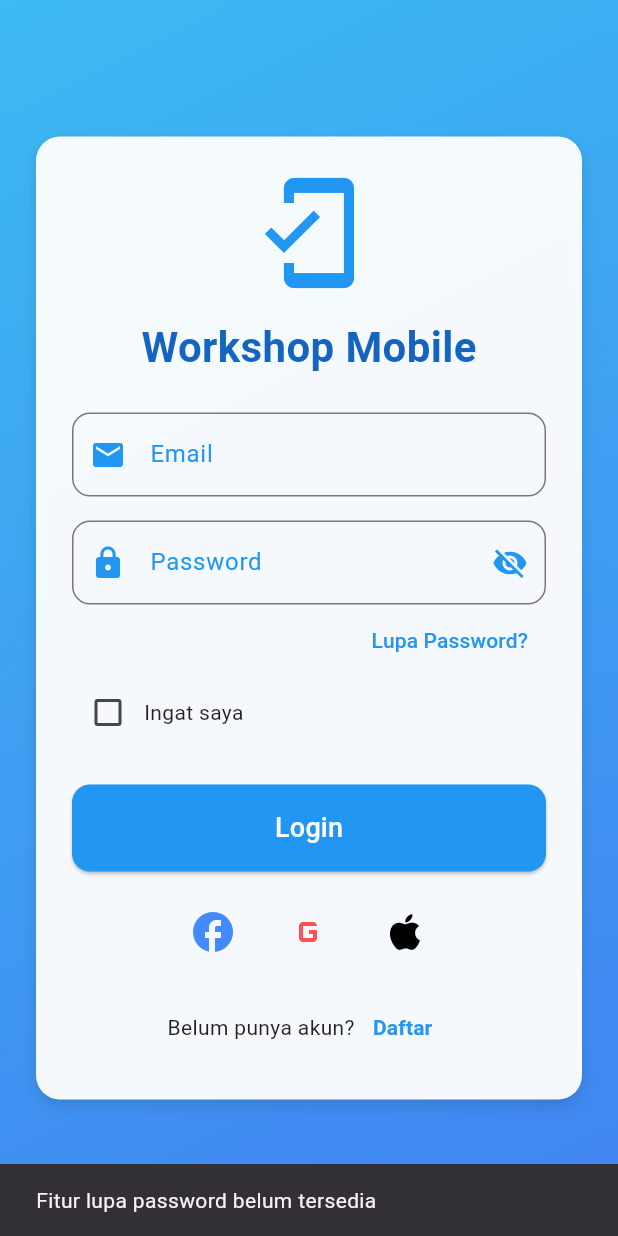
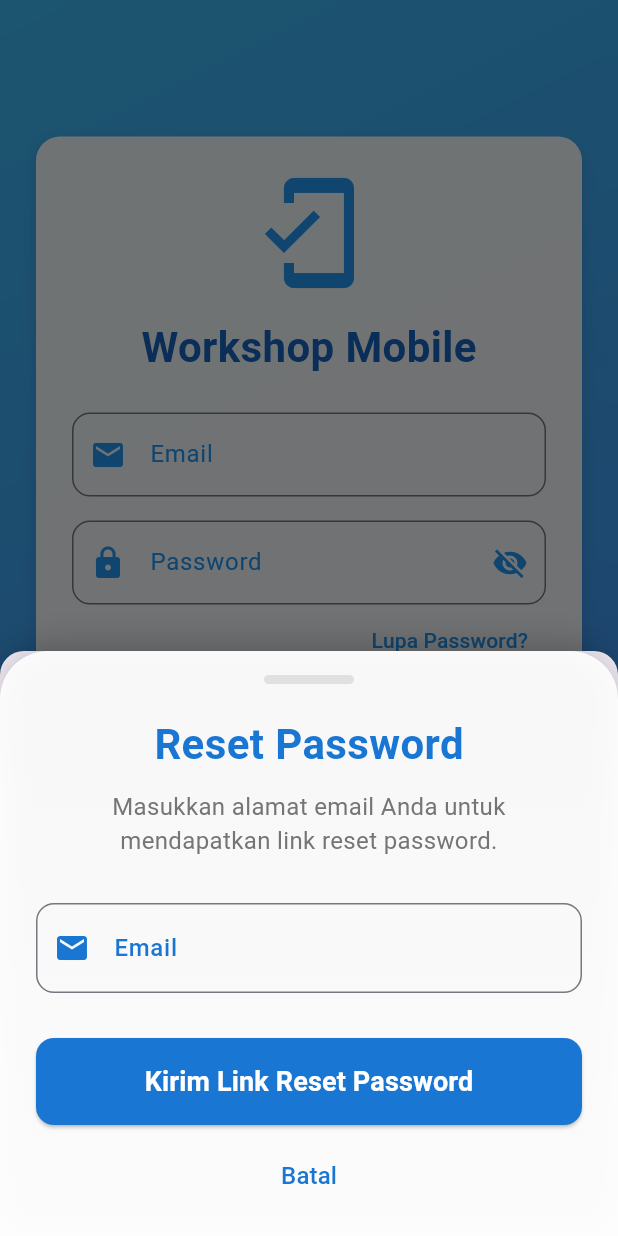
Before and after one commit to pakelcomedy/Workshop_MobileFW, a Flutter app: the screen it shows after launch, after a tap on "Lupa Password?", on a phone screen of 412 x 824 dp. Run offline on Flutter 3.47's test engine with Material 3 defaults, Android fonts, the phone set to English and light mode, and no system bars.

Commit message:
Adding Forgot Password

```diff
--- a/lib/config/routes.dart
+++ b/lib/config/routes.dart
@@ -2,11 +2,13 @@ import 'package:flutter/material.dart';
 import 'package:workshop_mobile/login/login_page.dart';
 import 'package:workshop_mobile/register/register_page.dart';
 import 'package:workshop_mobile/home/home_page.dart';
+import 'package:workshop_mobile/resetpassword/reset_password_screen.dart';
 
 class AppRoutes {
   static const String login = '/login';
   static const String register = '/register';
   static const String home = '/home';
+  static const String resetPassword = '/reset-password';
 
   static Route<dynamic> generateRoute(RouteSettings settings) {
     switch (settings.name) {
@@ -16,6 +18,8 @@ class AppRoutes {
         return MaterialPageRoute(builder: (_) => RegisterPage());
       case home:
         return MaterialPageRoute(builder: (_) => HomePage());
+      case resetPassword:
+        return MaterialPageRoute(builder: (_) => ResetPasswordBottomSheet());
       default:
         return MaterialPageRoute(
           builder: (_) => Scaffold(
--- a/lib/login/login_page.dart
+++ b/lib/login/login_page.dart
@@ -1,5 +1,6 @@
 import 'dart:ui';
 import 'package:flutter/material.dart';
+import 'package:workshop_mobile/resetpassword/reset_password_screen.dart';
 
 class LoginPage extends StatefulWidget {
   const LoginPage({Key? key}) : super(key: key);
@@ -170,14 +171,20 @@ class _LoginPageState extends State<LoginPage> with SingleTickerProviderStateMix
     );
   }
 
-  // "Forgot Password?" link
+  // "Forgot Password?" link with reset password bottom sheet
   Widget _buildForgotPassword() {
     return Align(
       alignment: Alignment.centerRight,
       child: TextButton(
         onPressed: () {
-          ScaffoldMessenger.of(context).showSnackBar(
-            SnackBar(content: Text("Fitur lupa password belum tersedia")),
+          // Show reset password bottom sheet
+          showModalBottomSheet(
+            context: context,
+            isScrollControlled: true,
+            shape: RoundedRectangleBorder(
+              borderRadius: BorderRadius.vertical(top: Radius.circular(16)),
+            ),
+            builder: (context) => ResetPasswordBottomSheet(),
           );
         },
         child: Text("Lupa Password?", style: TextStyle(color: Colors.blue)),
--- a/lib/register/register_page.dart
+++ b/lib/register/register_page.dart
@@ -117,14 +117,25 @@ class _RegisterPageState extends State<RegisterPage> {
     );
   }
 
-  // Header with logo and title
+  // Enhanced header with a gradient avatar border
   Widget _buildHeader() {
     return Column(
       children: [
-        CircleAvatar(
-          radius: 36,
-          backgroundColor: Colors.blue,
-          child: const Icon(Icons.person_add, color: Colors.white, size: 36),
+        Container(
+          padding: const EdgeInsets.all(3),
+          decoration: BoxDecoration(
+            shape: BoxShape.circle,
+            gradient: LinearGradient(
+              colors: [Colors.blue.shade400, Colors.blue.shade700],
+              begin: Alignment.topLeft,
+              end: Alignment.bottomRight,
+            ),
+          ),
+          child: CircleAvatar(
+            radius: 36,
+            backgroundColor: Colors.white,
+            child: Icon(Icons.person_add, color: Colors.blue.shade700, size: 36),
+          ),
         ),
         const SizedBox(height: 12),
         const Text(
@@ -366,6 +377,7 @@ class _RegisterPageState extends State<RegisterPage> {
               color: Colors.black.withOpacity(0.05),
             ),
           ),
+          // Registration form wrapped in a scrollable card
           Center(
             child: SingleChildScrollView(
               padding: const EdgeInsets.symmetric(horizontal: 16, vertical: 36),
--- /dev/null
+++ b/lib/resetpassword/reset_password_screen.dart
@@ -0,0 +1,205 @@
+import 'dart:ui';
+import 'package:flutter/material.dart';
+
+class ResetPasswordBottomSheet extends StatefulWidget {
+  const ResetPasswordBottomSheet({Key? key}) : super(key: key);
+
+  @override
+  _ResetPasswordBottomSheetState createState() => _ResetPasswordBottomSheetState();
+}
+
+class _ResetPasswordBottomSheetState extends State<ResetPasswordBottomSheet> {
+  final _formKey = GlobalKey<FormState>();
+  final TextEditingController _emailController = TextEditingController();
+  bool _isLoading = false;
+
+  // Function to simulate sending reset link
+  Future<void> _sendResetLink() async {
+    if (_formKey.currentState?.validate() ?? false) {
+      setState(() {
+        _isLoading = true;
+      });
+
+      // Simulate API delay
+      await Future.delayed(Duration(seconds: 2));
+
+      setState(() {
+        _isLoading = false;
+      });
+
+      // Show confirmation message and close bottom sheet
+      ScaffoldMessenger.of(context).showSnackBar(
+        SnackBar(content: Text("Link reset password telah dikirim ke email Anda")),
+      );
+      Navigator.pop(context);
+    }
+  }
+
+  @override
+  void dispose() {
+    _emailController.dispose();
+    super.dispose();
+  }
+
+  @override
+  Widget build(BuildContext context) {
+    return Padding(
+      // This padding ensures the bottom sheet moves up with the keyboard.
+      padding: EdgeInsets.only(bottom: MediaQuery.of(context).viewInsets.bottom),
+      child: Container(
+        padding: EdgeInsets.symmetric(horizontal: 24.0, vertical: 16.0),
+        decoration: BoxDecoration(
+          // A subtle gradient for glassmorphism effect
+          gradient: LinearGradient(
+            colors: [
+              Colors.white.withOpacity(0.9),
+              Colors.white.withOpacity(0.95)
+            ],
+            begin: Alignment.topCenter,
+            end: Alignment.bottomCenter,
+          ),
+          borderRadius: BorderRadius.only(
+            topLeft: Radius.circular(32),
+            topRight: Radius.circular(32),
+          ),
+          boxShadow: [
+            BoxShadow(
+              color: Colors.black26,
+              blurRadius: 20,
+              offset: Offset(0, -2),
+            ),
+          ],
+        ),
+        child: SingleChildScrollView(
+          child: Column(
+            mainAxisSize: MainAxisSize.min, // Adjust height to content
+            crossAxisAlignment: CrossAxisAlignment.start,
+            children: [
+              // Drag indicator at the top
+              Center(
+                child: Container(
+                  width: 60,
+                  height: 6,
+                  decoration: BoxDecoration(
+                    color: Colors.grey.shade300,
+                    borderRadius: BorderRadius.circular(3),
+                  ),
+                ),
+              ),
+              SizedBox(height: 20),
+              // Centered header title
+              Center(
+                child: Text(
+                  "Reset Password",
+                  style: TextStyle(
+                    fontSize: 28,
+                    fontWeight: FontWeight.bold,
+                    color: Colors.blue.shade700,
+                  ),
+                ),
+              ),
+              SizedBox(height: 10),
+              // Centered description
+              Center(
+                child: Text(
+                  "Masukkan alamat email Anda untuk mendapatkan link reset password.",
+                  textAlign: TextAlign.center,
+                  style: TextStyle(fontSize: 16, color: Colors.grey.shade600),
+                ),
+              ),
+              SizedBox(height: 30),
+              // Form field for email input
+              Form(
+                key: _formKey,
+                child: TextFormField(
+                  controller: _emailController,
+                  keyboardType: TextInputType.emailAddress,
+                  style: TextStyle(fontSize: 16, color: Colors.black87),
+                  decoration: InputDecoration(
+                    labelText: "Email",
+                    labelStyle: TextStyle(
+                        color: Colors.blue.shade700, fontWeight: FontWeight.w500),
+                    prefixIcon: Icon(Icons.email, color: Colors.blue.shade700),
+                    contentPadding:
+                        EdgeInsets.symmetric(horizontal: 20, vertical: 18),
+                    border: OutlineInputBorder(
+                      borderRadius: BorderRadius.circular(12),
+                      borderSide: BorderSide(color: Colors.blue.shade700),
+                    ),
+                    focusedBorder: OutlineInputBorder(
+                      borderRadius: BorderRadius.circular(12),
+                      borderSide: BorderSide(color: Colors.blue.shade700, width: 2),
+                    ),
+                  ),
+                  validator: (value) {
+                    if (value == null || value.trim().isEmpty) {
+                      return "Email tidak boleh kosong";
+                    }
+                    if (!RegExp(r'^\S+@\S+\.\S+$').hasMatch(value.trim())) {
+                      return "Masukkan email yang valid";
+                    }
+                    return null;
+                  },
+                ),
+              ),
+              SizedBox(height: 30),
+              // Send reset link button
+              SizedBox(
+                width: double.infinity,
+                child: ElevatedButton(
+                  onPressed: _isLoading ? null : _sendResetLink,
+                  style: ElevatedButton.styleFrom(
+                    padding: EdgeInsets.symmetric(vertical: 16),
+                    shape: RoundedRectangleBorder(
+                        borderRadius: BorderRadius.circular(12)),
+                    backgroundColor: Colors.blue.shade700,
+                  ),
+                  child: _isLoading
+                      ? SizedBox(
+                          height: 24,
+                          width: 24,
+                          child: CircularProgressIndicator(
+                            strokeWidth: 2,
+                            valueColor: AlwaysStoppedAnimation<Color>(Colors.white),
+                          ),
+                        )
+                      : Text(
+                          "Kirim Link Reset Password",
+                          style: TextStyle(
+                              fontSize: 18,
+                              color: Colors.white,
+                              fontWeight: FontWeight.w600),
+                        ),
+                ),
+              ),
+              SizedBox(height: 10),
+              // Cancel button
+              Center(
+                child: TextButton(
+                  onPressed: () => Navigator.pop(context),
+                  child: Text(
+                    "Batal",
+                    style: TextStyle(
+                        fontSize: 16,
+                        color: Colors.blue.shade700,
+                        fontWeight: FontWeight.w500),
+                  ),
+                ),
+              ),
+            ],
+          ),
+        ),
+      ),
+    );
+  }
+}
+
+// Function to display the bottom sheet
+void showResetPasswordSheet(BuildContext context) {
+  showModalBottomSheet(
+    context: context,
+    isScrollControlled: true,
+    backgroundColor: Colors.transparent,
+    builder: (_) => ResetPasswordBottomSheet(),
+  );
+}
```
